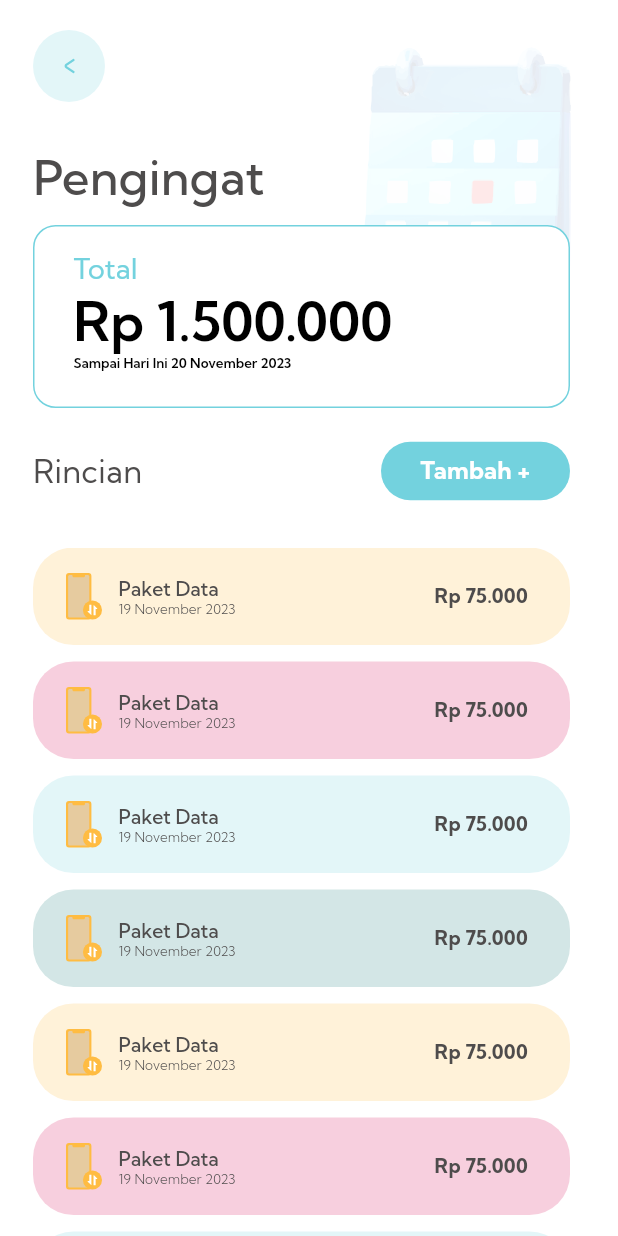
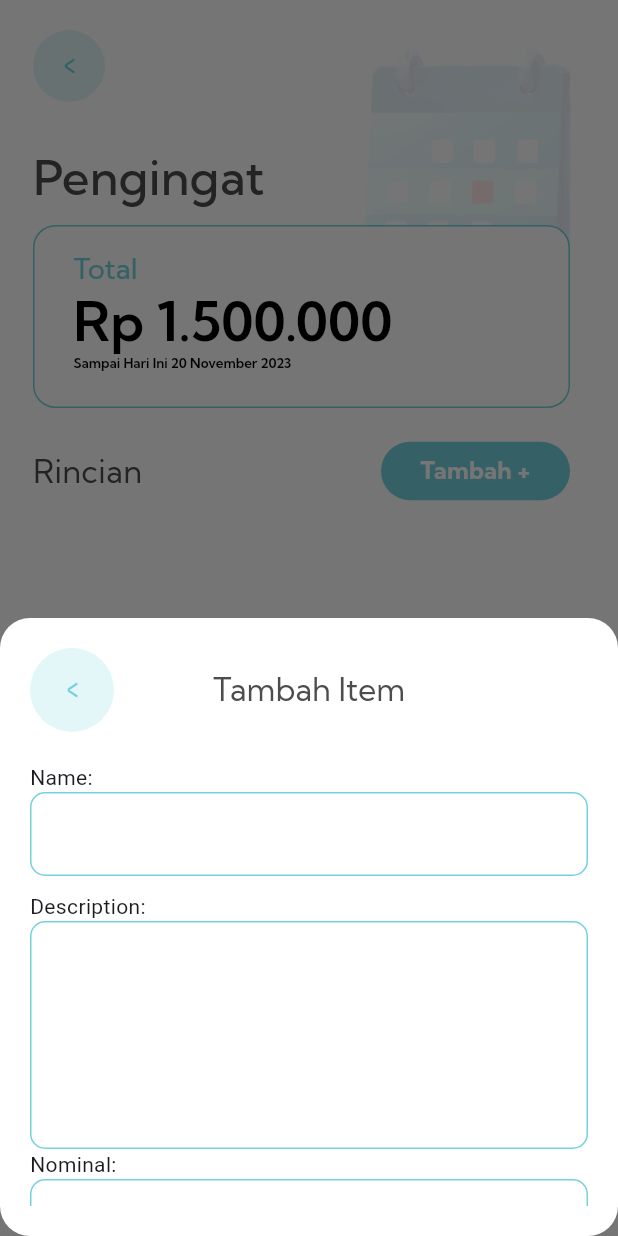
Before and after one commit to ridho56/Task, a Flutter app: the PaymentCollectorPage screen opened directly, after a tap on "Tambah +", on a phone screen of 412 x 824 dp. Run offline on Flutter 3.47's test engine with Material 3 defaults, Android fonts, the phone set to English and light mode, and no system bars; our stand-ins replace flutter_svg, hive_flutter; accounts and stored records are empty; network calls fail.

Commit message:
tambah baru

```diff
--- a/lib/main.dart
+++ b/lib/main.dart
@@ -1,7 +1,13 @@
 import 'package:flutter/material.dart';
+import 'package:hive_flutter/hive_flutter.dart';
 import 'package:task/src/page/home_page.dart';
+import 'package:intl/date_symbol_data_local.dart'; // Import initializeDateFormatting
 
-void main() {
+void main() async {
+  WidgetsFlutterBinding.ensureInitialized();
+  await Hive.initFlutter();
+  await initializeDateFormatting('id_ID', null);
+
   runApp(const MyApp());
 }
 
--- a/lib/src/page/payment_collector_page.dart
+++ b/lib/src/page/payment_collector_page.dart
@@ -1,6 +1,8 @@
 import 'package:flutter/material.dart';
 import 'package:flutter_svg/svg.dart';
+import 'package:hive_flutter/hive_flutter.dart';
 import 'package:task/src/widget/detail_data.dart';
+import 'package:task/src/widget/form_add.dart';
 import 'package:task/theme.dart';
 
 class PaymentCollectorPage extends StatefulWidget {
@@ -11,6 +13,20 @@ class PaymentCollectorPage extends StatefulWidget {
 }
 
 class _PaymentCollectorPageState extends State<PaymentCollectorPage> {
+  Box<List>? box;
+
+  @override
+  void initState() {
+    super.initState();
+    _openBox();
+  }
+
+  Future<void> _openBox() async {
+    // Open the Box
+    box = await Hive.openBox<List>('jsonArrayTask');
+    setState(() {});
+  }
+
   @override
   Widget build(BuildContext context) {
     Widget contenttop() {
@@ -162,7 +178,16 @@ class _PaymentCollectorPageState extends State<PaymentCollectorPage> {
               ),
             ),
             TextButton(
-              onPressed: () {},
+              onPressed: () {
+                showModalBottomSheet(
+                  context: context,
+                  isScrollControlled: true,
+                  backgroundColor: Colors.transparent,
+                  builder: (BuildContext context) {
+                    return const FormAdd();
+                  },
+                );
+              },
               style: TextButton.styleFrom(
                   backgroundColor: hijaumuda,
                   foregroundColor: hijaumuda.withOpacity(0.5),
@@ -187,6 +212,11 @@ class _PaymentCollectorPageState extends State<PaymentCollectorPage> {
     }
 
     Widget contentboottom() {
+      if (box == null) {
+        return const CircularProgressIndicator();
+      } else {
+        var dataList =
+            box!.get('dataList')?.cast<Map<dynamic, dynamic>>() ?? [];
         return Expanded(
           child: Padding(
             padding: const EdgeInsets.only(
@@ -195,8 +225,9 @@ class _PaymentCollectorPageState extends State<PaymentCollectorPage> {
               right: 32,
             ),
             child: ListView.builder(
-            itemCount: 10,
+              itemCount: dataList.length,
               itemBuilder: (context, index) {
+                var data = dataList[index];
                 final color = getColorByIndex(index);
                 return GestureDetector(
                   onTap: () {
@@ -223,11 +254,11 @@ class _PaymentCollectorPageState extends State<PaymentCollectorPage> {
                           children: [
                             SvgPicture.asset("assets/svg/Data.svg"),
                             RichText(
-                            text: const TextSpan(
+                              text: TextSpan(
                                 children: <TextSpan>[
                                   TextSpan(
-                                  text: "Paket Data\n",
-                                  style: TextStyle(
+                                    text: "${data['name']}\n",
+                                    style: const TextStyle(
                                       color: abuabu,
                                       fontFamily: 'KumbhSans',
                                       fontSize: 13,
@@ -235,8 +266,8 @@ class _PaymentCollectorPageState extends State<PaymentCollectorPage> {
                                     ),
                                   ),
                                   TextSpan(
-                                  text: "19 November 2023",
-                                  style: TextStyle(
+                                    text: data['date'],
+                                    style: const TextStyle(
                                       color: abuabu,
                                       fontFamily: 'KumbhSans',
                                       fontSize: 9,
@@ -248,9 +279,9 @@ class _PaymentCollectorPageState extends State<PaymentCollectorPage> {
                             ),
                           ],
                         ),
-                      const Text(
-                        "Rp 75.000",
-                        style: TextStyle(
+                        Text(
+                          "Rp ${data['nominal']}",
+                          style: const TextStyle(
                             color: abuabu,
                             fontFamily: 'KumbhSans',
                             fontSize: 13,
@@ -265,6 +296,7 @@ class _PaymentCollectorPageState extends State<PaymentCollectorPage> {
             ),
           ),
         );
+      }
     }
 
     return SafeArea(
--- /dev/null
+++ b/lib/src/widget/form_add.dart
@@ -0,0 +1,295 @@
+import 'package:flutter/material.dart';
+import 'package:flutter_svg/flutter_svg.dart';
+import 'package:hive_flutter/hive_flutter.dart';
+import 'package:task/theme.dart'; // Assuming you're using this
+import 'package:intl/intl.dart';
+import 'package:uuid/uuid.dart';
+
+class FormAdd extends StatefulWidget {
+  const FormAdd({super.key});
+
+  @override
+  State<FormAdd> createState() => _FormAddState();
+}
+
+class _FormAddState extends State<FormAdd> {
+  TextEditingController dateController = TextEditingController();
+  TextEditingController nameController = TextEditingController();
+  TextEditingController descriptionController = TextEditingController();
+  TextEditingController nominalController = TextEditingController();
+  late int datemillis;
+  final _formKey = GlobalKey<FormState>();
+  var uuid = const Uuid();
+
+  Box<List>? box;
+
+  @override
+  void initState() {
+    super.initState();
+    _openBox();
+  }
+
+  Future<void> _openBox() async {
+    // Open the Box
+    box = await Hive.openBox<List>('jsonArrayTask');
+    setState(() {});
+  }
+
+  Future<void> _addData(Map<String, dynamic> newData) async {
+    List<Map<String, dynamic>>? dataArray =
+        box!.get('dataList')?.cast<Map<String, dynamic>>();
+
+    dataArray ??= [];
+
+    dataArray.add(newData);
+
+    await box!.put('dataList', dataArray);
+    Navigator.pop(context);
+  }
+
+  @override
+  Widget build(BuildContext context) {
+    return DraggableScrollableSheet(
+      // Set minChildSize and maxChildSize to 1.0 for fullscreen
+      minChildSize: 0.5,
+      maxChildSize: 1.0,
+      initialChildSize: 0.5,
+      builder: (BuildContext context, ScrollController scrollController) {
+        return Container(
+          padding: const EdgeInsets.all(20.0),
+          decoration: BoxDecoration(
+            color: Colors.white,
+            borderRadius: BorderRadius.circular(20.0),
+          ),
+          child: Column(
+            crossAxisAlignment: CrossAxisAlignment.start,
+            children: [
+              // Center(
+              //   child: Container(
+              //     margin: const EdgeInsets.only(bottom: 10, top: 20),
+              //     decoration: BoxDecoration(
+              //       borderRadius: BorderRadius.circular(2),
+              //       color: const Color(0xffEBEBEB),
+              //     ),
+              //     width: 80,
+              //     height: 4,
+              //   ),
+              // ),
+              AppBar(
+                elevation: 0,
+                backgroundColor: Colors.white,
+                title: const Text(
+                  "Tambah Item",
+                  style: TextStyle(
+                    color: abuabu,
+                    fontFamily: 'KumbhSans',
+                    fontSize: 21,
+                    fontWeight: FontWeight.w400,
+                  ),
+                ), // More descriptive title
+                leading: GestureDetector(
+                  onTap: () {
+                    Navigator.pop(context);
+                  },
+                  child: Container(
+                    padding: const EdgeInsets.all(12),
+                    decoration: BoxDecoration(
+                      color: hijaumuda.withOpacity(0.2),
+                      shape: BoxShape.circle,
+                    ),
+                    child: Center(
+                      child: SvgPicture.asset(
+                        "assets/svg/Arrow_right.svg",
+                        theme: const SvgTheme(
+                          currentColor: hijaumuda,
+                        ),
+                      ),
+                    ),
+                  ),
+                ),
+                centerTitle: true,
+              ),
+              const SizedBox(
+                height: 20,
+              ),
+              Expanded(
+                child: SingleChildScrollView(
+                  controller: scrollController,
+                  child: Form(
+                    key: _formKey,
+                    // Wrap the content in a Form widget
+                    child: Column(
+                      crossAxisAlignment: CrossAxisAlignment.start,
+                      children: [
+                        const Text("Name:"), // Descriptive label
+                        TextFormField(
+                          controller: nameController,
+                          decoration: InputDecoration(
+                            focusedBorder: OutlineInputBorder(
+                              borderRadius: BorderRadius.circular(10.0),
+                              borderSide: const BorderSide(
+                                color: hijaumuda,
+                              ),
+                            ),
+                            enabledBorder: OutlineInputBorder(
+                              borderRadius: BorderRadius.circular(10.0),
+                              borderSide: const BorderSide(
+                                color: hijaumuda,
+                              ),
+                            ),
+                          ),
+                          // Add validation and error handling (optional)
+                        ),
+                        const SizedBox(height: 10),
+                        const Text("Description:"),
+                        TextFormField(
+                          maxLines: 5,
+                          controller: descriptionController,
+                          decoration: InputDecoration(
+                            focusedBorder: OutlineInputBorder(
+                              borderRadius: BorderRadius.circular(10.0),
+                              borderSide: const BorderSide(
+                                color: hijaumuda,
+                              ),
+                            ),
+                            enabledBorder: OutlineInputBorder(
+                              borderRadius: BorderRadius.circular(10.0),
+                              borderSide: const BorderSide(
+                                color: hijaumuda,
+                              ),
+                            ),
+                          ),
+                          // Add validation and error handling (optional)
+                        ),
+                        const Text("Nominal:"),
+                        TextFormField(
+                          controller: nominalController,
+                          keyboardType: TextInputType.number,
+                          decoration: InputDecoration(
+                            focusedBorder: OutlineInputBorder(
+                              borderRadius: BorderRadius.circular(10.0),
+                              borderSide: const BorderSide(
+                                color: hijaumuda,
+                              ),
+                            ),
+                            enabledBorder: OutlineInputBorder(
+                              borderRadius: BorderRadius.circular(10.0),
+                              borderSide: const BorderSide(
+                                color: hijaumuda,
+                              ),
+                            ),
+                          ),
+                          // Add validation and error handling (optional)
+                        ),
+                        const SizedBox(height: 10),
+                        const Text("Tanggal:"),
+                        TextFormField(
+                          readOnly: true,
+                          controller: dateController,
+                          autovalidateMode: AutovalidateMode.onUserInteraction,
+                          validator: (value) {
+                            if (value!.isEmpty) {
+                              return 'Tidak boleh kosong';
+                            }
+                            return null;
+                          },
+                          showCursor: true,
+                          decoration: InputDecoration(
+                            suffixIcon: IconButton(
+                              splashRadius: 20.0,
+                              icon: SvgPicture.asset(
+                                'assets/svg/calender.svg',
+                                width: 36,
+                                height: 36,
+                              ),
+                              onPressed: () {
+                                _selectDate(context);
+                              },
+                              padding: const EdgeInsets.only(right: 10),
+                            ),
+                            focusedBorder: OutlineInputBorder(
+                              borderRadius: BorderRadius.circular(10.0),
+                              borderSide: const BorderSide(
+                                color: hijaumuda,
+                              ),
+                            ),
+                            enabledBorder: OutlineInputBorder(
+                              borderRadius: BorderRadius.circular(10.0),
+                              borderSide: const BorderSide(
+                                color: hijaumuda,
+                              ),
+                            ),
+                            hintText: 'Pilih Tanggal',
+                          ),
+                        ), // Add spacing for a button
+                        const SizedBox(height: 20), // Add spacing for a button
+                        ElevatedButton(
+                          onPressed: () {
+                            submit();
+                          },
+                          child: const Text("Submit"),
+                        ), // Optional button
+                        ElevatedButton(
+                          onPressed: () {
+                            var dataList = box!.get('dataList');
+                            if (dataList != null) {
+                              for (var data in dataList) {
+                                print(
+                                    'ID: ${data['id']}, Name: ${data['name']}, Description: ${data['decription']}');
+                              }
+                            }
+                          },
+                          child: const Text("Submit"),
+                        ), // Optional button
+                      ],
+                    ),
+                  ),
+                ),
+              ),
+            ],
+          ),
+        );
+      },
+    );
+  }
+
+  Future<void> _selectDate(BuildContext context) async {
+    final DateTime? picked = await showDatePicker(
+      context: context,
+      initialDate: DateTime.now(),
+      firstDate: DateTime(2015, 8),
+      lastDate: DateTime(2101),
+    );
+
+    if (picked != null) {
+      setState(() {
+        datemillis = picked.millisecondsSinceEpoch;
+        DateTime date = DateTime.fromMillisecondsSinceEpoch(datemillis);
+        dateController.text = DateFormat.yMMMMd('id_ID').format(date);
+      });
+    }
+  }
+
+  void submit() async {
+    if (_formKey.currentState!.validate()) {
+      // var data = Datamodel(
+      //   nameController.text,
+      //   descriptionController.text,
+      //   nominalController.text,
+      //   dateController.text,
+      // );
+      Map<String, dynamic> newData = {
+        'id': uuid.v4(),
+        'name': nameController.text,
+        'decription': descriptionController.text,
+        'nominal': nominalController.text,
+        'date': dateController.text,
+      };
+
+      // Add new data to array
+      await _addData(newData);
+
+      setState(() {});
+    }
+  }
+}
--- a/pubspec.yaml
+++ b/pubspec.yaml
@@ -32,11 +32,17 @@ dependencies:
   flutter:
     sdk: flutter
   flutter_svg: ^2.0.10+1
+  hive: ^2.2.3
+  hive_flutter: ^1.1.0
+  intl: ^0.19.0
+  uuid: ^4.4.0
 
 dev_dependencies:
+  build_runner: ^2.4.11
   flutter_lints: ^3.0.0
   flutter_test:
     sdk: flutter
+  hive_generator: ^2.0.1
 
 # For information on the generic Dart part of this file, see the
 # following page: https://dart.dev/tools/pub/pubspec
```
Also changed, not shown: pubspec.lock, 1 other file. Lines whose indentation alone changed are shown as unchanged.
